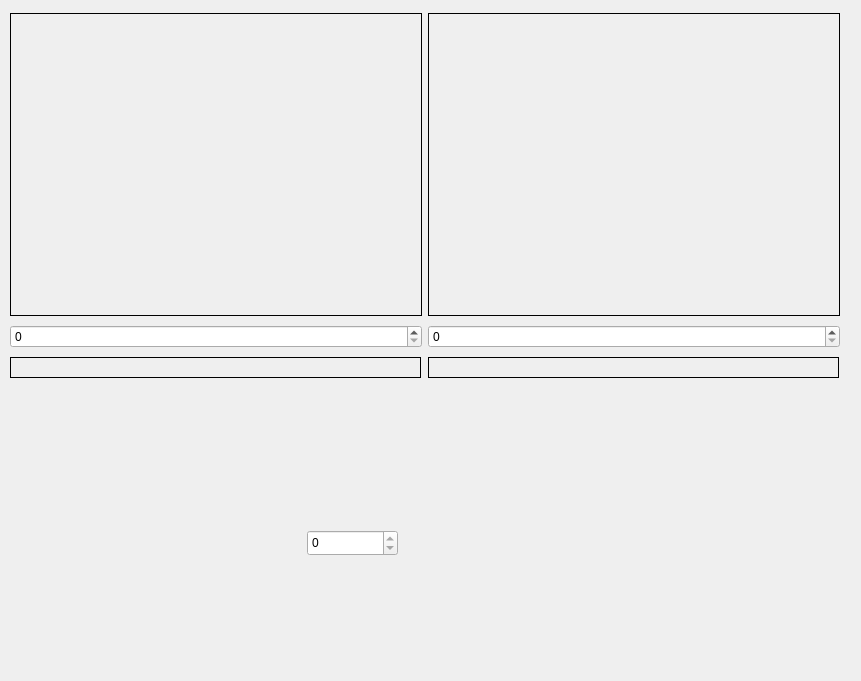
Qt form StereoVision/widgetsettings.ui (dzikipasterz/StareoVision) before a commit.
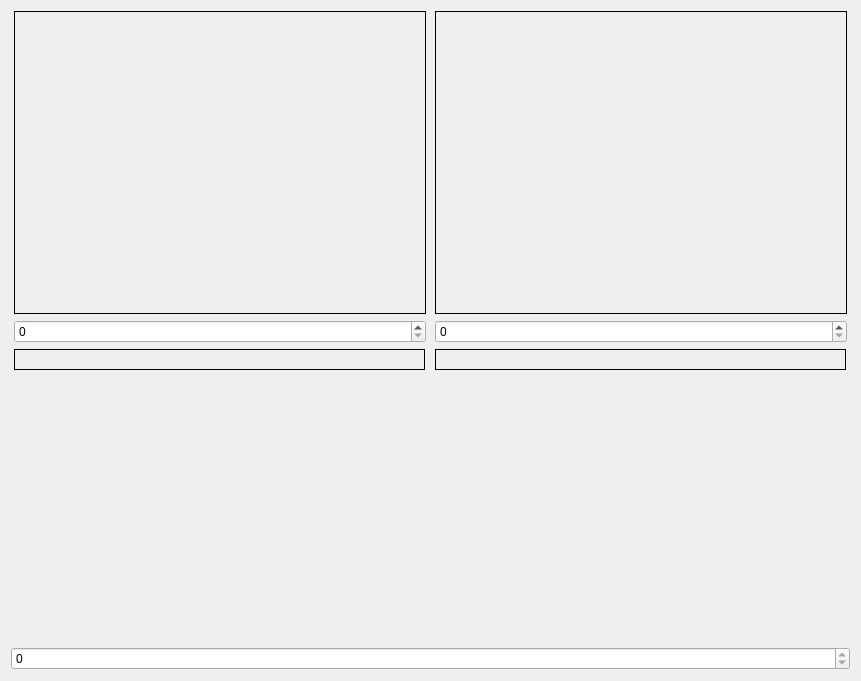
The same form after that commit.

The edit to the form file:
```diff
--- a/StereoVision/widgetsettings.ui
+++ b/StereoVision/widgetsettings.ui
@@ -25,15 +25,8 @@
   <property name="windowTitle">
    <string>Form</string>
   </property>
-  <widget class="QWidget" name="gridLayoutWidget">
-   <property name="geometry">
-    <rect>
-     <x>10</x>
-     <y>10</y>
-     <width>832</width>
-     <height>371</height>
-    </rect>
-   </property>
+  <layout class="QVBoxLayout" name="verticalLayout">
+   <item>
    <layout class="QGridLayout" name="gridLayout">
     <item row="1" column="1">
      <widget class="QSpinBox" name="rightCameraId"/>
@@ -134,16 +127,22 @@
      </widget>
     </item>
    </layout>
-  </widget>
+   </item>
+   <item>
+    <spacer name="verticalSpacer">
+     <property name="orientation">
+      <enum>Qt::Vertical</enum>
+     </property>
+     <property name="sizeHint" stdset="0">
+      <size>
+       <width>20</width>
+       <height>40</height>
+      </size>
+     </property>
+    </spacer>
+   </item>
+   <item>
   <widget class="QSpinBox" name="spinBoxinterval">
-   <property name="geometry">
-    <rect>
-     <x>307</x>
-     <y>530</y>
-     <width>91</width>
-     <height>26</height>
-    </rect>
-   </property>
    <property name="readOnly">
     <bool>true</bool>
    </property>
@@ -151,6 +150,8 @@
     <number>1000</number>
    </property>
   </widget>
+   </item>
+  </layout>
  </widget>
  <resources/>
  <connections/>
```
Lines whose indentation alone changed are shown as unchanged.
